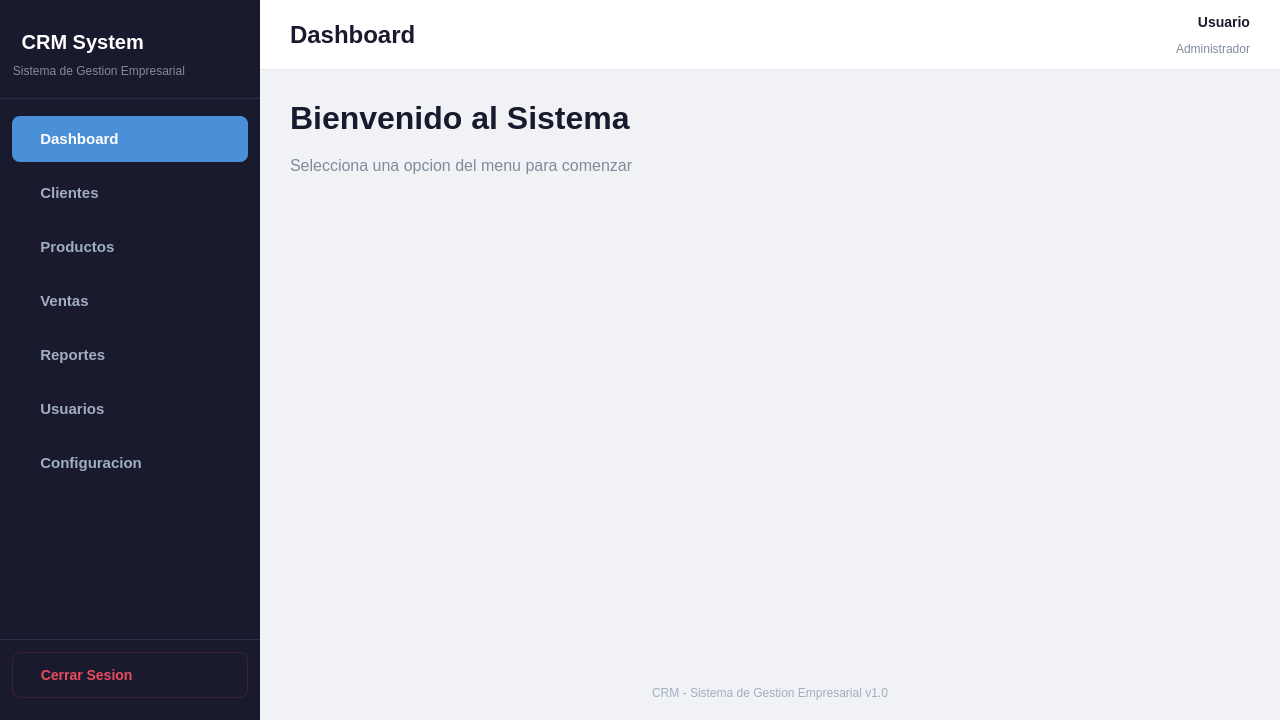
Old version of the form app/views/ui/main/main_view.ui in the repository DataDave-Dev/CRM-Portable.
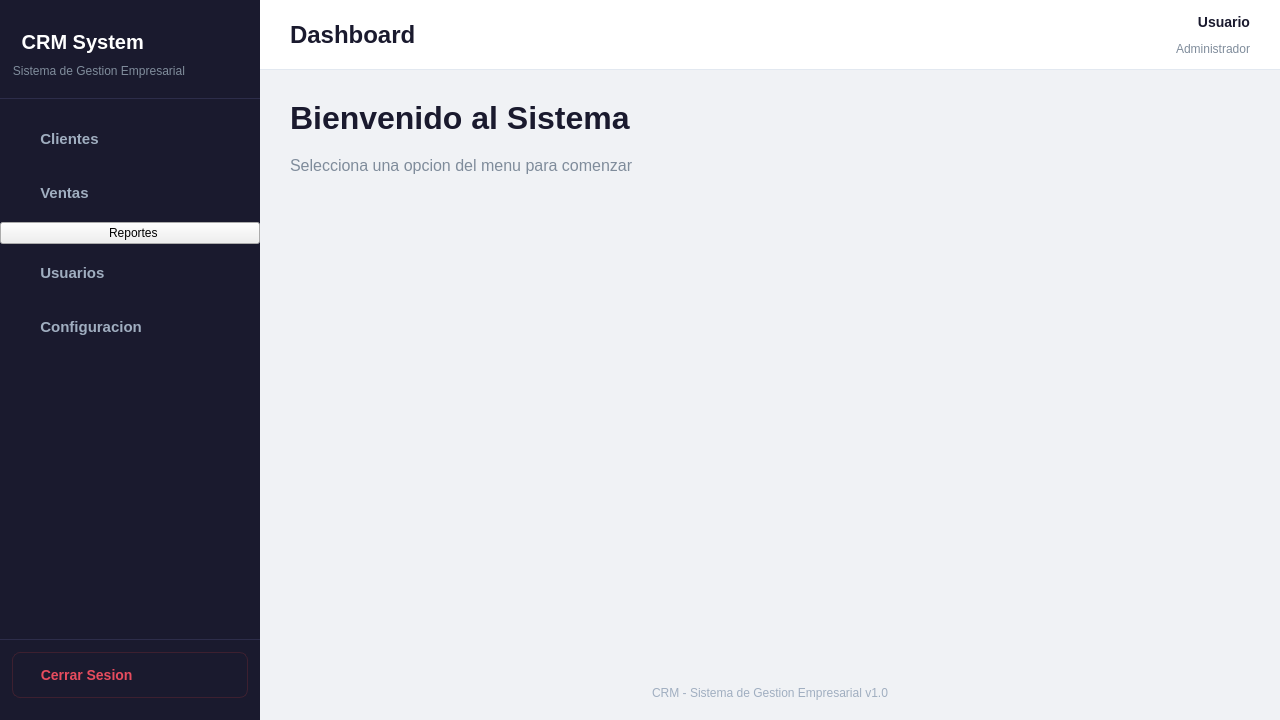
New version of the form.

Commit message:
Add VentasView for managing Opportunities, Products, and Quotations
- Implemented the main view for sales management, including tabs for Opportunities, Products, and Quotations.
- Created forms and lists for each entity with functionalities to add, edit, and display data.
- Integrated services for handling business logic related to Opportunities, Products, and Quotations.
- Added data loading and UI updates for better user interaction.
- Updated database schema with changes to the CRM database.

The edit to the form file:
```diff
--- a/app/views/ui/main/main_view.ui
+++ b/app/views/ui/main/main_view.ui
@@ -51,8 +51,7 @@
 }
 
 /* Sidebar buttons base */
-#btnDashboard, #btnClientes, #btnProductos,
-#btnVentas, #btnReportes, #btnUsuarios, #btnConfiguracion {
+#btnClientes, #btnVentas, #btnUsuarios, #btnConfiguracion {
     background-color: transparent;
     color: #a0aec0;
     font-size: 15px;
@@ -63,19 +62,11 @@
     border-radius: 8px;
     margin: 2px 12px;
 }
-#btnDashboard:hover, #btnClientes:hover, #btnProductos:hover,
-#btnVentas:hover, #btnReportes:hover, #btnUsuarios:hover, #btnConfiguracion:hover {
+#btnClientes:hover, #btnVentas:hover, #btnUsuarios:hover, #btnConfiguracion:hover {
     background-color: #16213e;
     color: #ffffff;
 }
 
-/* Active state for dashboard (default) */
-#btnDashboard {
-    background-color: #4a90d9;
-    color: #ffffff;
-    font-weight: 600;
-}
-
 #btnCerrarSesion {
     background-color: transparent;
     color: #e74c5e;
@@ -240,32 +231,6 @@
          </property>
         </spacer>
        </item>
-       <item>
-        <widget class="QPushButton" name="btnDashboard">
-         <property name="cursor">
-          <cursorShape>PointingHandCursor</cursorShape>
-         </property>
-         <property name="text">
-          <string>  Dashboard</string>
-         </property>
-        </widget>
-       </item>
-       <item>
-        <spacer name="navSpacer1">
-         <property name="orientation">
-          <enum>Qt::Vertical</enum>
-         </property>
-         <property name="sizeType">
-          <enum>QSizePolicy::Fixed</enum>
-         </property>
-         <property name="sizeHint" stdset="0">
-          <size>
-           <width>20</width>
-           <height>4</height>
-          </size>
-         </property>
-        </spacer>
-       </item>
        <item>
         <widget class="QPushButton" name="btnClientes">
          <property name="cursor">
@@ -292,32 +257,6 @@
          </property>
         </spacer>
        </item>
-       <item>
-        <widget class="QPushButton" name="btnProductos">
-         <property name="cursor">
-          <cursorShape>PointingHandCursor</cursorShape>
-         </property>
-         <property name="text">
-          <string>  Productos</string>
-         </property>
-        </widget>
-       </item>
-       <item>
-        <spacer name="navSpacer3">
-         <property name="orientation">
-          <enum>Qt::Vertical</enum>
-         </property>
-         <property name="sizeType">
-          <enum>QSizePolicy::Fixed</enum>
-         </property>
-         <property name="sizeHint" stdset="0">
-          <size>
-           <width>20</width>
-           <height>4</height>
-          </size>
-         </property>
-        </spacer>
-       </item>
        <item>
         <widget class="QPushButton" name="btnVentas">
          <property name="cursor">
```
The commit also changes 29 other files.
